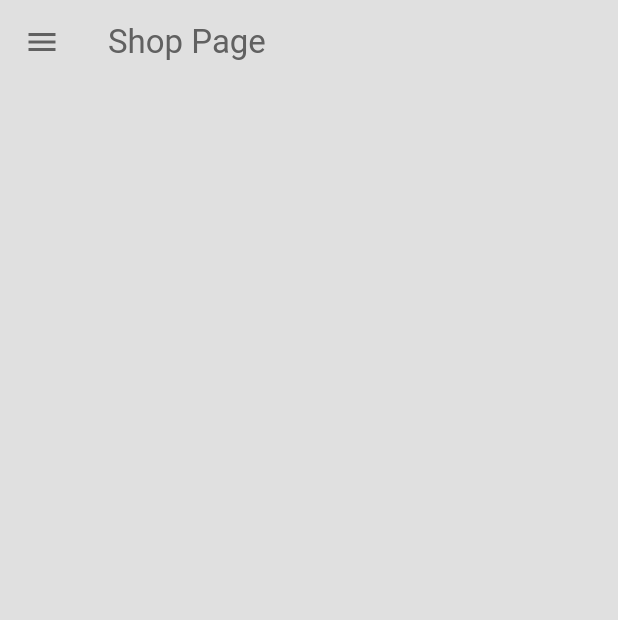
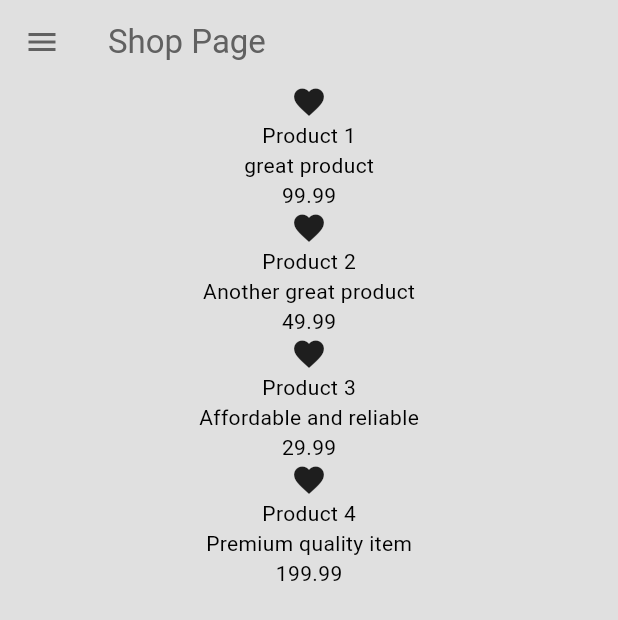
Before and after one commit to Salar977/ecommerce_app, a Flutter app: the screen it shows after launch, after a tap on the "arrow forward" icon, on a phone screen of 412 x 824 dp. Shown: the top 620 px of the screen. Run offline on Flutter 3.47's test engine with Material 3 defaults, Android fonts, the phone set to English and light mode, and no system bars.

Commit message:
Add Provider And Product list structure

```diff
--- /dev/null
+++ b/lib/components/my_product_tile.dart
@@ -0,0 +1,32 @@
+import 'package:ecommerce_app/models/product.dart';
+import 'package:flutter/material.dart';
+
+class MyProductTile extends StatelessWidget {
+  final Product product;
+
+  const MyProductTile({
+    super.key,
+    required this.product,
+  });
+
+  @override
+  Widget build(BuildContext context) {
+    return Container(
+      child: Column(
+        children: [
+          // Product Image
+          Icon(Icons.favorite),
+
+          // Product Name
+          Text(product.name),
+
+          // Product Description
+          Text(product.description),
+
+          // Product Price
+          Text(product.price.toStringAsFixed(2)),
+        ],
+      ),
+    );
+  }
+}
--- a/lib/main.dart
+++ b/lib/main.dart
@@ -1,11 +1,18 @@
+import 'package:ecommerce_app/models/shop.dart';
 import 'package:ecommerce_app/pages/cart_page.dart';
 import 'package:ecommerce_app/pages/intro_page.dart';
 import 'package:ecommerce_app/pages/shop_page.dart';
 import 'package:ecommerce_app/themes/light_mode.dart';
 import 'package:flutter/material.dart';
+import 'package:provider/provider.dart';
 
 void main() {
-  runApp(const MainApp());
+  runApp(
+    ChangeNotifierProvider(
+      create:(context) => Shop(),
+      child: const MainApp(),
+    )
+  );
 }
 
 class MainApp extends StatelessWidget {
--- a/lib/models/shop.dart
+++ b/lib/models/shop.dart
@@ -1,6 +1,7 @@
 import 'package:ecommerce_app/models/product.dart';
+import 'package:flutter/widgets.dart';
 
-class Shop {
+class Shop extends ChangeNotifier {
   // products for sale
   final List<Product> _shop = [
     Product(
@@ -35,10 +36,12 @@ class Shop {
   // add item to cart
   void addToCart(Product product) {
     _cart.add(product);
+    notifyListeners();
   }
 
   // remove item to cart
   void removeFromCart(Product product) {
     _cart.remove(product);
+    notifyListeners();
   }
 }
--- a/lib/pages/shop_page.dart
+++ b/lib/pages/shop_page.dart
@@ -1,11 +1,18 @@
 import 'package:ecommerce_app/components/my_drawer.dart';
+import 'package:ecommerce_app/components/my_product_tile.dart';
+import 'package:ecommerce_app/models/shop.dart';
 import 'package:flutter/material.dart';
+import 'package:provider/provider.dart';
 
 class ShopPage extends StatelessWidget {
   const ShopPage({super.key});
 
   @override
   Widget build(BuildContext context) {
+
+    // access products in shop
+    final products = context.watch<Shop>().shop;
+
     return Scaffold(
       appBar: AppBar(
         backgroundColor: Colors.transparent,
@@ -13,6 +20,15 @@ class ShopPage extends StatelessWidget {
         title: const Text('Shop Page'),
       ),
       drawer: const MyDrawer(),
+      body: ListView.builder(
+        itemCount: products.length,
+        itemBuilder: (context, index) {
+          // get each individual product from shop
+          final product = products[index];
+          // return as product tile ui
+          return MyProductTile(product: product);
+        },
+      ),
     );
   }
 }
--- a/pubspec.yaml
+++ b/pubspec.yaml
@@ -9,6 +9,7 @@ environment:
 dependencies:
   flutter:
     sdk: flutter
+  provider: ^6.1.5
 
 dev_dependencies:
   flutter_test:
```
Also changed, not shown: pubspec.lock.
